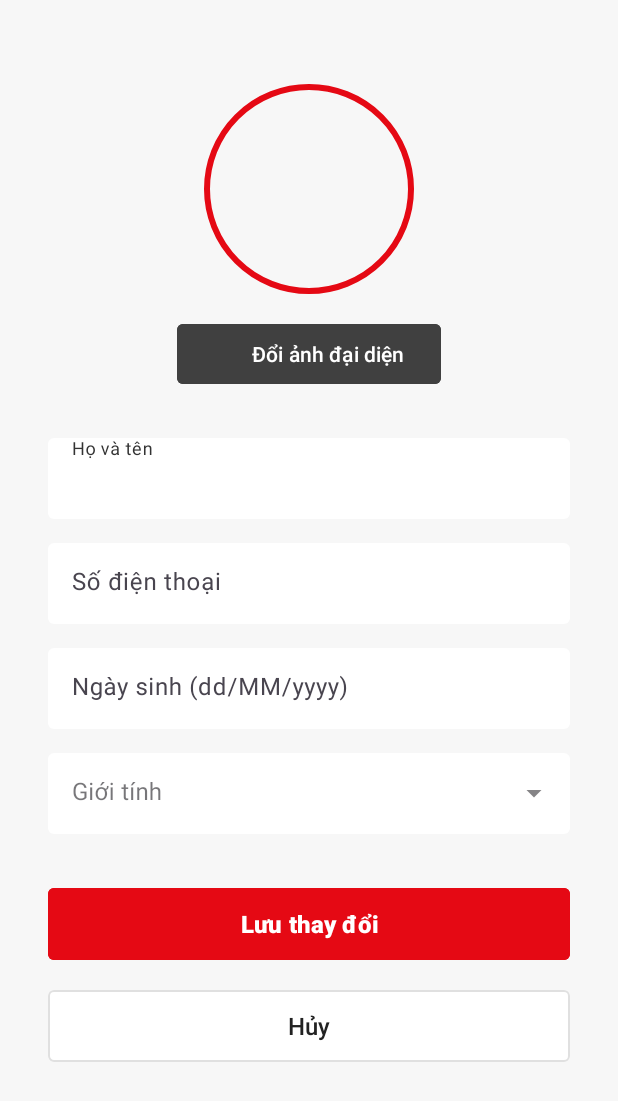
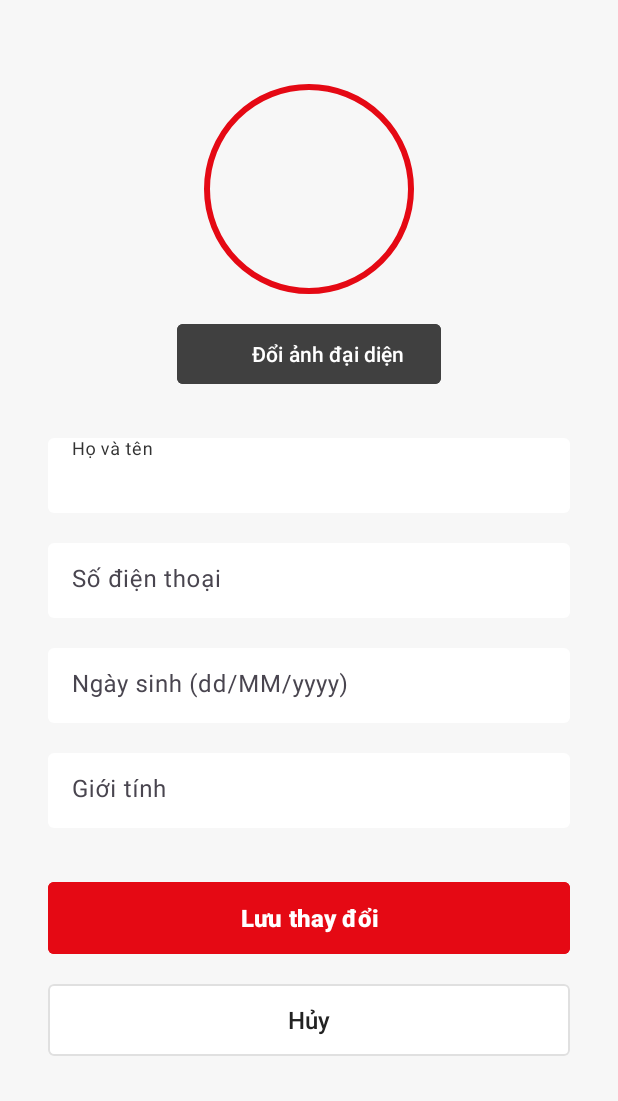
Before and after one commit to baongdqu/App_movie_booking_ticket, an Android app: the activities_3_edit_profile screen opened directly, with no data from a screen before it, on a phone screen of 412 x 824 dp. Shown: the top 1101 px of the screen. Run offline under Robolectric (Android 15) with nearby library versions, the phone set to English and light mode, and no system bars; our stand-ins replace CircleImageView, Firebase (no records; nobody signed in at launch, a user with empty details on screens opened directly); pictures from the network do not load; 6 statements that could not run were skipped.

Commit message:
fix: fix lỗi giao diện chồng lấp ở edit profile.

```diff
--- a/app/src/main/java/com/example/app_movie_booking_ticket/activities_3_edit_profile.java
+++ b/app/src/main/java/com/example/app_movie_booking_ticket/activities_3_edit_profile.java
@@ -16,8 +16,6 @@ import androidx.annotation.NonNull;
 import androidx.appcompat.app.AppCompatActivity;
 
 import android.app.DatePickerDialog;
-import android.widget.ArrayAdapter;
-import android.widget.AutoCompleteTextView;
 import com.google.android.material.textfield.TextInputEditText;
 import com.google.firebase.auth.FirebaseAuth;
 import com.google.firebase.database.*;
@@ -46,8 +44,7 @@ public class activities_3_edit_profile extends AppCompatActivity {
 
     private static final int PICK_IMAGE_REQUEST = 1001;
 
-    private TextInputEditText inputFullName, inputPhone, inputDob;
-    private AutoCompleteTextView inputGender;
+    private TextInputEditText inputFullName, inputPhone, inputDob, inputGender;
     private Button btnSave, btnCancel, btnChangeAvatar;
     private ImageView imgAvatar;
 
@@ -104,9 +101,7 @@ public class activities_3_edit_profile extends AppCompatActivity {
                     inputFullName.setText(fullName != null ? fullName : "");
                     inputPhone.setText(phone != null ? phone : "");
                     inputDob.setText(dob != null ? dob : "");
-                    if (gender != null) {
-                        inputGender.setText(gender, false);
-                    }
+                    inputGender.setText(gender != null ? gender : "");
 
                     if (avatarUrl == null || avatarUrl.isEmpty()) {
                         Map<String, Object> defaultAvatar = new HashMap<>();
@@ -174,7 +169,7 @@ public class activities_3_edit_profile extends AppCompatActivity {
             String newName = Objects.requireNonNull(inputFullName.getText()).toString().trim();
             String newPhone = Objects.requireNonNull(inputPhone.getText()).toString().trim();
             String newDob = Objects.requireNonNull(inputDob.getText()).toString().trim();
-            String newGender = inputGender.getText().toString().trim();
+            String newGender = Objects.requireNonNull(inputGender.getText()).toString().trim();
 
             if (TextUtils.isEmpty(newName)) {
                 extra_sound_manager.playError(this);
@@ -215,9 +210,16 @@ public class activities_3_edit_profile extends AppCompatActivity {
     }
 
     private void setupGenderDropdown() {
-        String[] genders = new String[] { "Nam", "Nữ", "Khác" };
-        ArrayAdapter<String> adapter = new ArrayAdapter<>(this, android.R.layout.simple_dropdown_item_1line, genders);
-        inputGender.setAdapter(adapter);
+        final String[] genders = new String[] { "Nam", "Nữ", "Khác" };
+
+        inputGender.setOnClickListener(v -> {
+            new android.app.AlertDialog.Builder(this)
+                    .setTitle("Chọn giới tính")
+                    .setItems(genders, (dialog, which) -> {
+                        inputGender.setText(genders[which]);
+                    })
+                    .show();
+        });
     }
 
     private void setupDatePicker() {
--- a/app/src/main/res/layout/layouts_3_edit_profile.xml
+++ b/app/src/main/res/layout/layouts_3_edit_profile.xml
@@ -56,6 +56,7 @@
         <!-- Ô NHẬP HỌ VÀ TÊN -->
         <!-- ========================= -->
         <com.google.android.material.textfield.TextInputLayout
+            android:id="@+id/tilFullNameEdit"
             android:layout_width="match_parent"
             android:layout_height="wrap_content"
             android:hint="Họ và tên"
@@ -76,17 +77,19 @@
                 android:textColor="@color/text_primary"
                 android:textColorHint="@color/text_secondary"
                 android:textSize="16sp"
-                android:paddingVertical="16dp" />
+                android:paddingTop="14dp"
+                android:paddingBottom="14dp" />
         </com.google.android.material.textfield.TextInputLayout>
 
         <!-- ========================= -->
         <!-- Ô NHẬP SỐ ĐIỆN THOẠI -->
         <!-- ========================= -->
         <com.google.android.material.textfield.TextInputLayout
+            android:id="@+id/tilPhoneEdit"
             android:layout_width="match_parent"
             android:layout_height="wrap_content"
             android:hint="Số điện thoại"
-            android:layout_marginTop="16dp"
+            android:layout_marginTop="20dp"
             app:hintTextColor="@color/text_secondary"
             app:boxBackgroundMode="filled"
             app:boxBackgroundColor="@color/card_background"
@@ -105,17 +108,19 @@
                 android:textColor="@color/text_primary"
                 android:textColorHint="@color/text_secondary"
                 android:textSize="16sp"
-                android:paddingVertical="16dp" />
+                android:paddingTop="14dp"
+                android:paddingBottom="14dp" />
         </com.google.android.material.textfield.TextInputLayout>
 
         <!-- ========================= -->
         <!-- Ô NHẬP NGÀY SINH -->
         <!-- ========================= -->
         <com.google.android.material.textfield.TextInputLayout
+            android:id="@+id/tilDobEdit"
             android:layout_width="match_parent"
             android:layout_height="wrap_content"
             android:hint="Ngày sinh (dd/MM/yyyy)"
-            android:layout_marginTop="16dp"
+            android:layout_marginTop="20dp"
             app:hintTextColor="@color/text_secondary"
             app:boxBackgroundMode="filled"
             app:boxBackgroundColor="@color/card_background"
@@ -130,25 +135,27 @@
                 android:id="@+id/inputDobEdit"
                 android:layout_width="match_parent"
                 android:layout_height="wrap_content"
-                android:inputType="date"
+                android:inputType="none"
                 android:focusable="false"
                 android:clickable="true"
                 android:textColor="@color/text_primary"
                 android:textColorHint="@color/text_secondary"
                 android:textSize="16sp"
-                android:paddingVertical="16dp" />
+                android:paddingTop="14dp"
+                android:paddingBottom="14dp" />
         </com.google.android.material.textfield.TextInputLayout>
 
         <!-- ========================= -->
         <!-- Ô CHỌN GIỚI TÍNH -->
         <!-- ========================= -->
         <com.google.android.material.textfield.TextInputLayout
+            android:id="@+id/tilGenderEdit"
             android:layout_width="match_parent"
             android:layout_height="wrap_content"
             android:hint="Giới tính"
-            android:layout_marginTop="16dp"
+            android:layout_marginTop="20dp"
             app:hintTextColor="@color/text_secondary"
-            style="@style/Widget.MaterialComponents.TextInputLayout.FilledBox.ExposedDropdownMenu"
+            app:boxBackgroundMode="filled"
             app:boxBackgroundColor="@color/card_background"
             app:boxCornerRadiusBottomEnd="4dp"
             app:boxCornerRadiusBottomStart="4dp"
@@ -157,14 +164,18 @@
             app:boxStrokeWidth="0dp"
             app:boxStrokeWidthFocused="0dp">
 
-            <AutoCompleteTextView
+            <com.google.android.material.textfield.TextInputEditText
                 android:id="@+id/inputGenderEdit"
                 android:layout_width="match_parent"
                 android:layout_height="wrap_content"
                 android:inputType="none"
+                android:focusable="false"
+                android:clickable="true"
                 android:textColor="@color/text_primary"
+                android:textColorHint="@color/text_secondary"
                 android:textSize="16sp"
-                android:paddingVertical="16dp" />
+                android:paddingTop="14dp"
+                android:paddingBottom="14dp" />
         </com.google.android.material.textfield.TextInputLayout>
 
         <!-- ========================= -->
```
Also changed, not shown: 1 other file.
